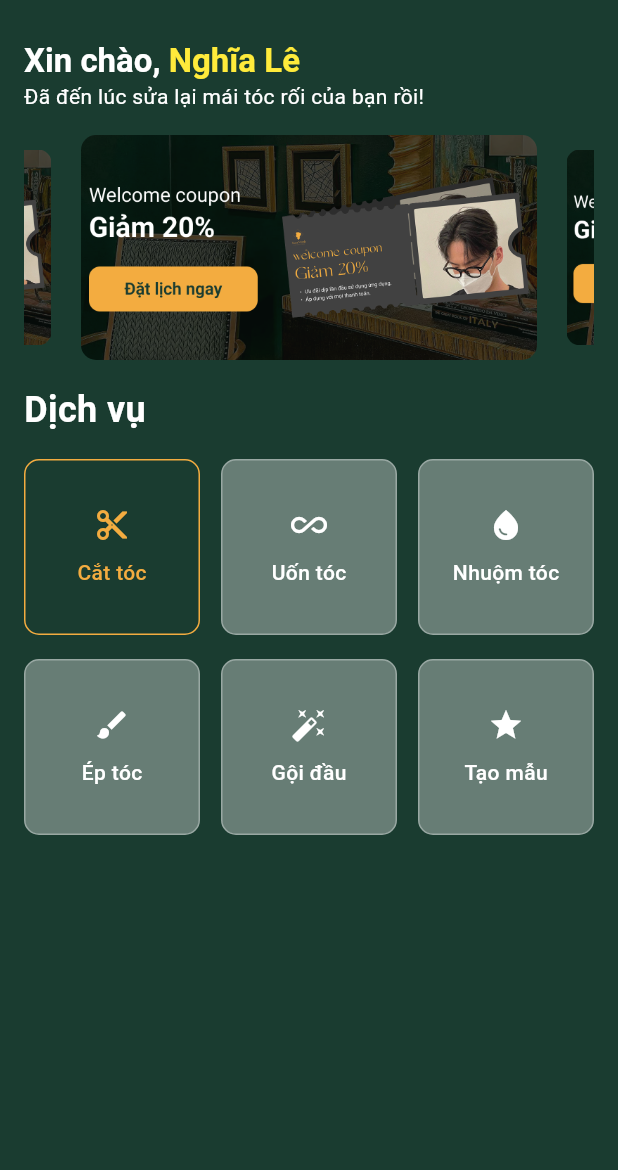
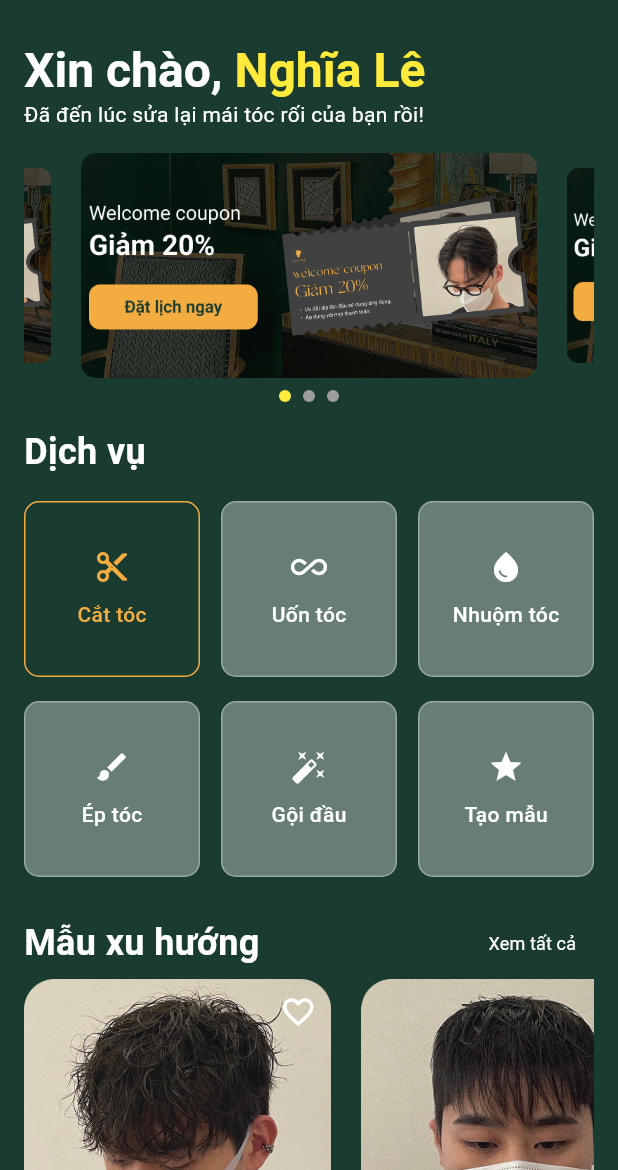
Before and after one commit to finnndev/mobile_training, a Flutter app: the HomeScreen screen opened directly, on a phone screen of 412 x 824 dp, the part 66-1236 px from its top. Run offline on Flutter 3.47's test engine with Material 3 defaults, Android fonts, the phone set to English and light mode, and no system bars; drawn by our look-alikes of carousel_slider, smooth_page_indicator.

Commit message:
Implement home ui

```diff
--- a/hps_app/lib/module/home/home_screen.dart
+++ b/hps_app/lib/module/home/home_screen.dart
@@ -1,6 +1,7 @@
 import 'package:carousel_slider/carousel_slider.dart';
 import 'package:flutter/material.dart';
 import 'package:hps_app/shared/constants/colors.dart';
+import 'package:smooth_page_indicator/smooth_page_indicator.dart';
 
 class HomeScreen extends StatefulWidget {
   const HomeScreen({super.key});
@@ -10,6 +11,19 @@ class HomeScreen extends StatefulWidget {
 }
 
 class _HomeScreenState extends State<HomeScreen> {
+  final List<String> trendingHairImage = [
+    'assets/images/img_trending1.png',
+    'assets/images/img_trending2.png',
+  ];
+
+  final List<String> bannerImages = [
+    'assets/images/img_banner.png',
+    'assets/images/img_banner.png',
+    'assets/images/img_banner.png',
+  ];
+
+  int activeIndex = 0;
+
   @override
   Widget build(BuildContext context) {
     return Scaffold(
@@ -39,15 +53,15 @@ class _HomeScreenState extends State<HomeScreen> {
               text: TextSpan(
                 text: "Xin chào, ",
                 style: TextStyle(
-                  fontSize: 22,
-                  fontWeight: FontWeight.bold,
+                  fontSize: 32,
+                  fontWeight: FontWeight.w700,
                   color: Colors.white,
                 ),
                 children: [
                   TextSpan(
                     text: "Nghĩa Lê",
                     style: TextStyle(
-                      fontSize: 22,
+                      fontSize: 32,
                       fontWeight: FontWeight.bold,
                       color: Colors.yellow,
                     ),
@@ -57,28 +71,51 @@ class _HomeScreenState extends State<HomeScreen> {
             ),
             Text(
               "Đã đến lúc sửa lại mái tóc rối của bạn rồi!",
-              style: TextStyle(color: Colors.white),
+
+              style: TextStyle(
+                color: Colors.white,
+                fontSize: 14,
+                fontWeight: FontWeight.w400,
+              ),
             ),
             const SizedBox(height: 16),
 
             /////
-            CarouselSlider(
+            CarouselSlider.builder(
+              itemCount: bannerImages.length,
+              itemBuilder: (context, index, realIndex) {
+                return ClipRRect(
+                  borderRadius: BorderRadius.circular(10),
+                  child: Image.asset(
+                    bannerImages[index],
+                    fit: BoxFit.cover,
+                    width: 1000,
+                  ),
+                );
+              },
               options: CarouselOptions(
                 height: 150,
                 autoPlay: true,
                 enlargeCenterPage: true,
+                onPageChanged: (index, reason) {
+                  setState(() {
+                    activeIndex = index;
+                  });
+                },
               ),
-              items:
-                  [
-                    'assets/images/img_banner.png',
-                    'assets/images/img_banner.png',
-                    'assets/images/img_banner.png',
-                  ].map((item) {
-                    return ClipRRect(
-                      borderRadius: BorderRadius.circular(10),
-                      child: Image.asset(item, fit: BoxFit.cover, width: 1000),
-                    );
-                  }).toList(),
+            ),
+
+            const SizedBox(height: 8),
+            Center(
+              child: AnimatedSmoothIndicator(
+                activeIndex: activeIndex,
+                count: bannerImages.length,
+                effect: WormEffect(
+                  dotWidth: 8,
+                  dotHeight: 8,
+                  activeDotColor: Colors.yellow,
+                ),
+              ),
             ),
 
             const SizedBox(height: 16),
@@ -100,11 +137,7 @@ class _HomeScreenState extends State<HomeScreen> {
               physics: const NeverScrollableScrollPhysics(),
               children: [
                 ServiceCard(icon: Icons.cut, title: "Cắt tóc", isActive: true),
-                ServiceCard(
-                  icon: Icons.all_inclusive,
-                  title: "Uốn tóc",
-                  isActive: false,
-                ),
+                ServiceCard(icon: Icons.all_inclusive, title: "Uốn tóc"),
                 ServiceCard(icon: Icons.water_drop, title: "Nhuộm tóc"),
                 ServiceCard(icon: Icons.brush, title: "Ép tóc"),
                 ServiceCard(icon: Icons.auto_fix_high, title: "Gội đầu"),
@@ -113,7 +146,63 @@ class _HomeScreenState extends State<HomeScreen> {
             ),
             const SizedBox(height: 20),
 
-            //
+            // Trending Hair Styles
+            Row(
+              mainAxisAlignment: MainAxisAlignment.spaceBetween,
+              children: [
+                const Text(
+                  'Mẫu xu hướng',
+                  style: TextStyle(
+                    fontSize: 24,
+                    fontWeight: FontWeight.w600,
+                    color: Colors.white,
+                  ),
+                ),
+                TextButton(
+                  onPressed: () {},
+                  child: const Text(
+                    'Xem tất cả',
+                    style: TextStyle(
+                      fontSize: 12,
+                      color: Colors.white,
+                      fontWeight: FontWeight.w400,
+                    ),
+                  ),
+                ),
+              ],
+            ),
+
+            SizedBox(
+              height: 160,
+              child: ListView.builder(
+                scrollDirection: Axis.horizontal,
+                itemCount: trendingHairImage.length,
+                itemBuilder: (context, index) {
+                  return Padding(
+                    padding: const EdgeInsets.only(right: 20),
+                    child: Stack(
+                      children: [
+                        Container(
+                          alignment: Alignment.center,
+                          child: Image.asset(
+                            trendingHairImage[index],
+                            fit: BoxFit.cover,
+                          ),
+                        ),
+                        Positioned(
+                          top: 10,
+                          right: 10,
+                          child: Icon(
+                            Icons.favorite_outline,
+                            color: Colors.white,
+                          ),
+                        ),
+                      ],
+                    ),
+                  );
+                },
+              ),
+            ),
           ],
         ),
       ),
@@ -148,7 +237,6 @@ class ServiceCard extends StatelessWidget {
                   ? ColorsConstants.secondsBackground
                   : ColorsConstants.grayLight,
           borderRadius: BorderRadius.circular(10),
-
           border: Border.all(
             color:
                 isActive
```
Also changed, not shown: hps_app/assets/images/img_trending1.png (added), hps_app/assets/images/img_trending2.png (added).
